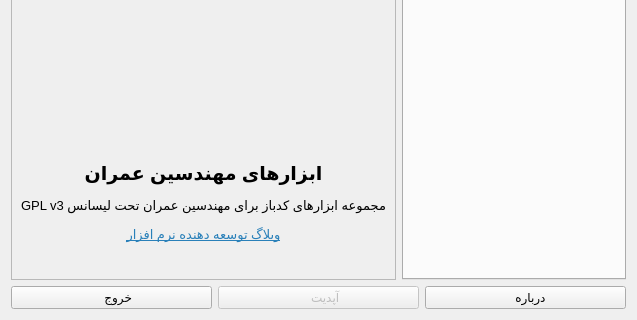
Above: main_form.ui from ebrahimraeyat/civilTools before the change; both pictures show x 0 to 637 and y 257 to 577 of the 637 by 577 pixel window. Below: the same form after it.
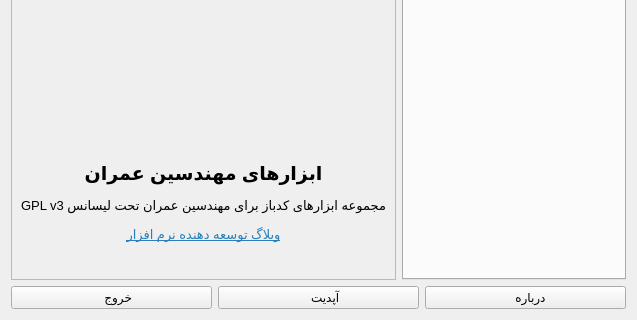
That is the form after the change. Icons and pictures are not drawn.

Commit message: update with github

```diff
--- a/main_form.ui
+++ b/main_form.ui
@@ -269,7 +269,7 @@
      <item>
       <widget class="QPushButton" name="update_Button">
        <property name="enabled">
-        <bool>false</bool>
+        <bool>true</bool>
        </property>
        <property name="text">
         <string>    آپدیت</string>
```
The commit also changes 2 other files.
